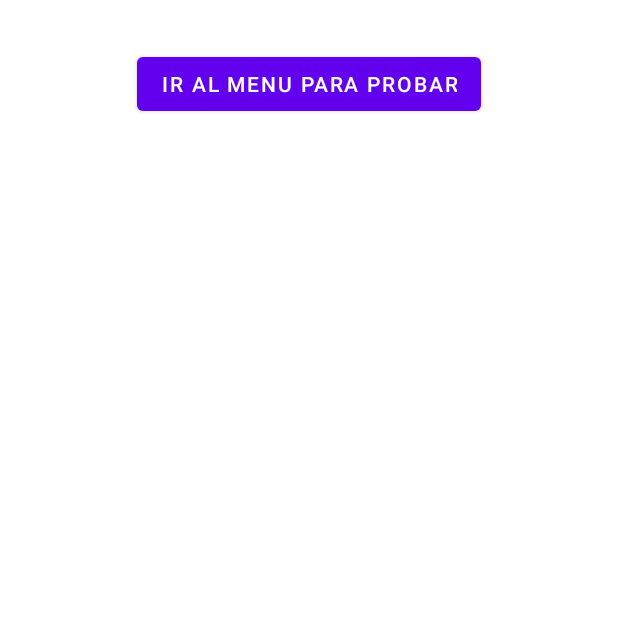
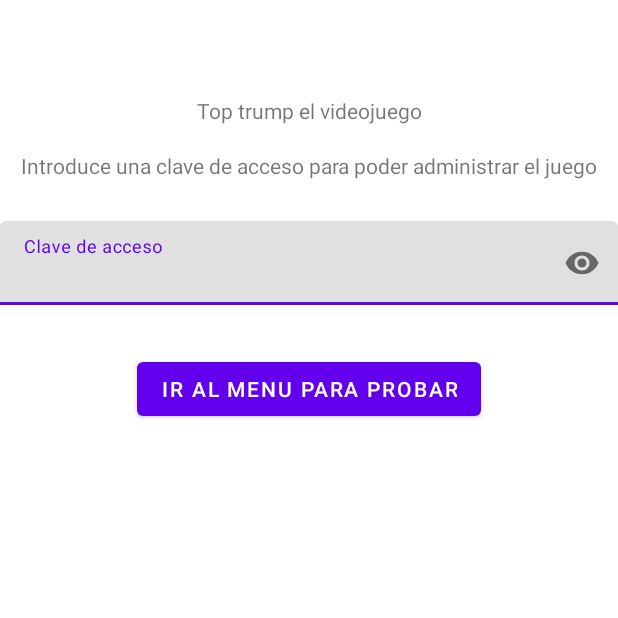
Before and after one commit to TeamBiscochito/proyectofinal, an Android app: the screen it shows after launch (MainActivity), on a phone screen of 412 x 824 dp, the top half of it. Run offline under Robolectric (Android 15) with nearby library versions, the phone set to English and light mode, and no system bars.

Commit message:
Añadido ViewModel Añadido establecer SharedPreference

```diff
--- a/app/src/main/java/teambiscochito/toptrumpsgame/view/fragment/CrearAdminFragment.java
+++ b/app/src/main/java/teambiscochito/toptrumpsgame/view/fragment/CrearAdminFragment.java
@@ -1,5 +1,7 @@
 package teambiscochito.toptrumpsgame.view.fragment;
 
+import android.content.Context;
+import android.content.SharedPreferences;
 import android.os.Bundle;
 
 import androidx.annotation.NonNull;
@@ -8,15 +10,19 @@ import androidx.fragment.app.Fragment;
 import androidx.navigation.NavController;
 import androidx.navigation.Navigation;
 
+import android.util.Log;
 import android.view.LayoutInflater;
 import android.view.View;
 import android.view.ViewGroup;
 import android.widget.Button;
+import android.widget.EditText;
+import android.widget.Toast;
 
 import teambiscochito.toptrumpsgame.R;
 
 public class CrearAdminFragment extends Fragment {
-
+    SharedPreferences sharedPreferences;
+    EditText etClave;
     public CrearAdminFragment() {
 
     }
@@ -35,15 +41,58 @@ public class CrearAdminFragment extends Fragment {
     public void onViewCreated(@NonNull View view, @Nullable Bundle savedInstanceState) {
         super.onViewCreated(view, savedInstanceState);
 
+
         Button btMenuParaProbar = view.findViewById(R.id.btMenuParaProbar);
 
         final NavController navController = Navigation.findNavController(view);
 
+        // -----------------------------------------------------------------------------------------
+        etClave = view.findViewById(R.id.claveEt);
+        sharedPreferences = getActivity().getPreferences(Context.MODE_PRIVATE);
+        String random = cadenaAleatoria();
+        String claveAdmin = sharedPreferences.getString("clave_aadmin", random);
+        if (claveAdmin != random){
+            Log.v("XYZ", claveAdmin);
+            navController.navigate(R.id.action_prueba);
+        }
+        // -----------------------------------------------------------------------------------------
         btMenuParaProbar.setOnClickListener(new View.OnClickListener() {
             @Override
             public void onClick(View v) {
+                // -----------------------------------------------------------------------------------------
+                try {
+                    guardarClave();
+                    String clave = etClave.getText().toString();
+                    if(clave.isEmpty()){
+                        Toast.makeText(getContext(),"La clave no puede estar vacia", Toast.LENGTH_LONG ).show();
+                        return;
+                    }
+                    SharedPreferences sharedPref = getActivity().getPreferences(Context.MODE_PRIVATE);
+                    SharedPreferences.Editor editor = sharedPref.edit();
+                    editor.putString("clave_aadmin", clave);
+                    editor.commit();
+                }catch (Exception e){
+                    Log.v("xyz", e.getMessage() );
+                }
+
+                // -----------------------------------------------------------------------------------------
                 navController.navigate(R.id.action_prueba);
+
             }
         });
     }
+
+    private void guardarClave() {
+
+    }
+
+    public String cadenaAleatoria(){
+        String lista = "qwertyuioplkjhgfdsazxcvbnmQWERTYUIOPLKJHGFDSAZXCVBNM1234567890";
+        String s="";
+        for(int i = 0; i < 20; i++){
+            s+= lista.charAt((int) (Math.random() *61)+1);
+        }
+        return s;
+    }
+
 }
--- a/app/src/main/res/layout/fragment_crear_admin.xml
+++ b/app/src/main/res/layout/fragment_crear_admin.xml
@@ -14,5 +14,43 @@
         android:text="Ir al menu para probar"
         app:layout_constraintEnd_toEndOf="parent"
         app:layout_constraintStart_toStartOf="parent"
+        app:layout_constraintTop_toBottomOf="@+id/textInputLayout" />
+
+    <com.google.android.material.textfield.TextInputLayout
+        android:id="@+id/textInputLayout"
+        android:layout_width="match_parent"
+        android:layout_height="wrap_content"
+        android:layout_marginTop="27dp"
+        app:layout_constraintStart_toStartOf="parent"
+        app:layout_constraintTop_toBottomOf="@+id/textView2"
+        app:passwordToggleEnabled="true">
+
+        <com.google.android.material.textfield.TextInputEditText
+            android:id="@+id/claveEt"
+            android:layout_width="match_parent"
+            android:layout_height="wrap_content"
+            android:hint="Clave de acceso"
+            android:inputType="textPassword" />
+    </com.google.android.material.textfield.TextInputLayout>
+
+    <TextView
+        android:id="@+id/textView"
+        android:layout_width="wrap_content"
+        android:layout_height="wrap_content"
+        android:layout_marginTop="64dp"
+        android:text="Top trump el videojuego"
+        app:layout_constraintEnd_toEndOf="parent"
+        app:layout_constraintStart_toStartOf="parent"
         app:layout_constraintTop_toTopOf="parent" />
+
+    <TextView
+        android:id="@+id/textView2"
+        android:layout_width="wrap_content"
+        android:layout_height="wrap_content"
+        android:layout_marginTop="17dp"
+        android:text="Introduce una clave de acceso para poder administrar el juego"
+        app:layout_constraintEnd_toEndOf="parent"
+        app:layout_constraintStart_toStartOf="parent"
+        app:layout_constraintTop_toBottomOf="@+id/textView" />
+
 </androidx.constraintlayout.widget.ConstraintLayout>
```
Also changed, not shown: app/src/main/java/teambiscochito/toptrumpsgame/model/room/pojo/User.java (+11 -4 lines), app/src/main/java/teambiscochito/toptrumpsgame/view/fragment/AddUserFragment.java (+39 -40 lines), app/src/main/java/teambiscochito/toptrumpsgame/view/fragment/MenuFragment.java (+39 -0 lines), app/src/main/java/teambiscochito/toptrumpsgame/viewmodel/ViewModel.java (added, +72 -0 lines).
